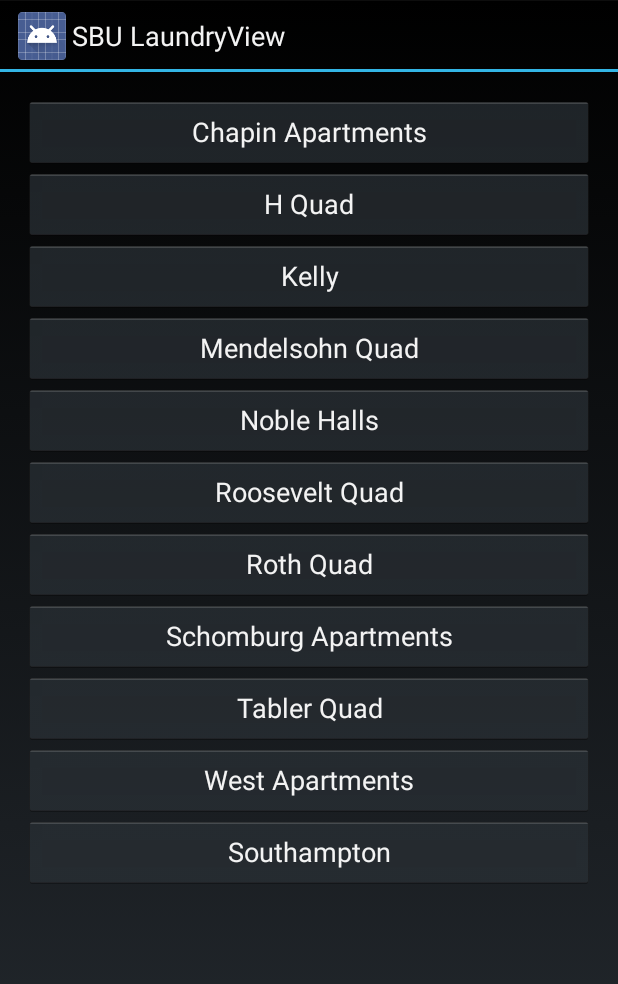
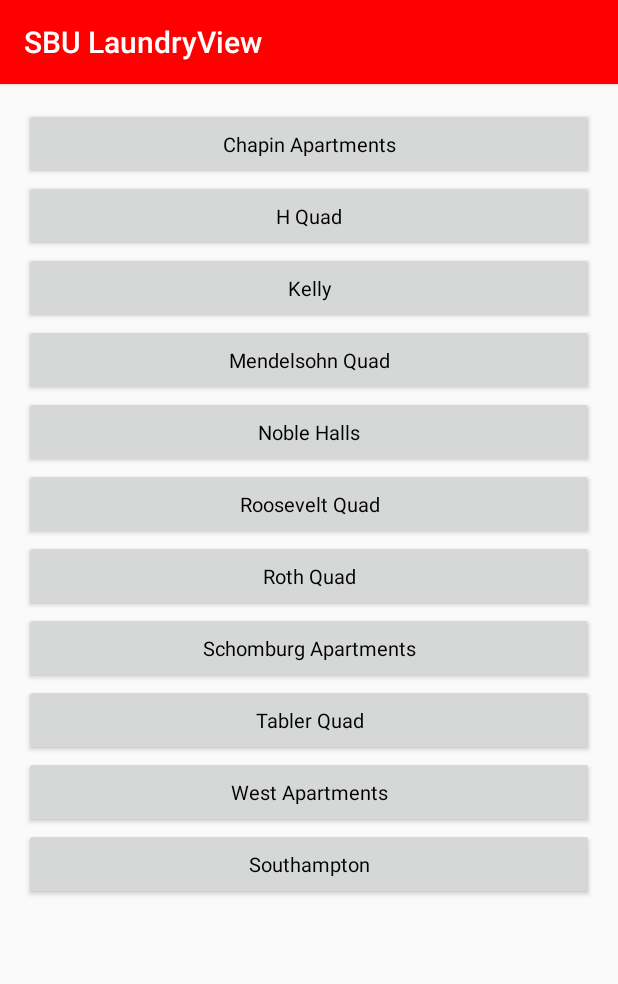
Before and after one commit to SirKitboard/LaundryView, an Android app: the screen it shows after launch (MainMenuActivity), on a phone screen of 412 x 824 dp. Shown: the top 984 px of the screen. Run offline under Robolectric (Android 15) with nearby library versions, the phone set to English and light mode, and no system bars.

Commit message:
Lollipop Theme Fix, maybe

```diff
--- a/app/src/main/AndroidManifest.xml
+++ b/app/src/main/AndroidManifest.xml
@@ -8,7 +8,7 @@
         android:allowBackup="true"
         android:icon="@drawable/ic_launcher"
         android:label="@string/app_name"
-        android:theme="@android:style/Theme.Holo" >
+        android:theme="@style/AppTheme" >
         <activity
             android:name=".MainMenuActivity"
             android:label="@string/app_name" >
--- a/app/src/main/java/io/github/adibalwani03/laundryview/MainMenuActivity.java
+++ b/app/src/main/java/io/github/adibalwani03/laundryview/MainMenuActivity.java
@@ -3,18 +3,22 @@ package io.github.adibalwani03.laundryview;
 import android.app.Activity;
 import android.content.Intent;
 import android.os.Bundle;
+import android.support.v7.app.ActionBarActivity;
+import android.support.v7.widget.Toolbar;
 import android.view.Menu;
 import android.view.MenuItem;
 import android.view.View;
 
 
-public class MainMenuActivity extends Activity {
+public class MainMenuActivity extends ActionBarActivity {
 
 	@Override
 	protected void onCreate(Bundle savedInstanceState) {
 		super.onCreate(savedInstanceState);
 		setContentView(R.layout.activity_main_menu);
-	}
+		Toolbar mToolBar = (Toolbar) findViewById(R.id.toolbar);
+		setSupportActionBar(mToolBar);
+}
 
 
 	@Override
--- a/app/src/main/res/layout/activity_main_menu.xml
+++ b/app/src/main/res/layout/activity_main_menu.xml
@@ -1,15 +1,21 @@
-<ScrollView xmlns:android="http://schemas.android.com/apk/res/android"
+<RelativeLayout xmlns:android="http://schemas.android.com/apk/res/android"
               xmlns:tools="http://schemas.android.com/tools"
+			  android:layout_width="match_parent"
+			  android:layout_height="match_parent">
+	<include layout="@layout/toolbar"
+	         android:id="@+id/toolbar"/>
+	<ScrollView
 		android:layout_width="match_parent"
 		android:layout_height="match_parent"
 	    android:paddingLeft="@dimen/activity_horizontal_margin"
 	    android:paddingRight="@dimen/activity_horizontal_margin"
 	    android:paddingTop="@dimen/activity_vertical_margin"
 	    android:paddingBottom="@dimen/activity_vertical_margin"
+	    android:layout_below="@id/toolbar"
 	    tools:context=".MyActivity">
 		<RelativeLayout
 			android:layout_width="match_parent"
-		android:layout_height="match_parent">
+			android:layout_height="wrap_content">
 			<Button
 				android:layout_width="match_parent"
 				android:layout_height="wrap_content"
@@ -88,3 +94,4 @@
 				android:layout_below="@+id/west"/>
 		</RelativeLayout>
 	</ScrollView>
+</RelativeLayout>
--- /dev/null
+++ b/app/src/main/res/layout/toolbar.xml
@@ -0,0 +1,10 @@
+<?xml version="1.0" encoding="utf-8"?>
+<android.support.v7.widget.Toolbar
+	xmlns:android="http://schemas.android.com/apk/res/android"
+	xmlns:app="http://schemas.android.com/apk/res-auto"
+	android:id="@+id/toolbarLayout"
+	android:layout_width="match_parent"
+	android:layout_height="wrap_content"
+	android:minHeight="?attr/actionBarSize"
+	android:background="@color/red"
+	android:elevation="2dp"/>
--- /dev/null
+++ b/app/src/main/res/values-v21/themes.xml
@@ -0,0 +1,15 @@
+<resources>
+	<style name="AppTheme" parent="Theme.AppCompat.Light.NoActionBar">
+		<item name="colorPrimaryDark">@color/redDark</item>
+		<item name="colorPrimary">@color/red</item>
+		<item name="android:textColorPrimary">@color/white</item>
+		<item name="android:windowActionBar">false</item>
+		<item name="android:textColor">@color/black</item>
+		<item name="android:textAppearanceButton">@style/Buttontext</item>
+	</style>
+
+	<style name="Buttontext">
+		<item name="android:textColor">@color/black</item>
+		<item name="android:textSize">13sp</item>
+	</style>
+</resources>
--- /dev/null
+++ b/app/src/main/res/values/colors.xml
@@ -0,0 +1,10 @@
+<?xml version="1.0" encoding="utf-8"?>
+<resources>
+	<color name="red" >#FF0000</color>
+	<color name="redDark">#AA0000</color>
+	<color name="white">#FFFFFF</color>
+	<color name="darkGrey">#222222</color>
+	<color name="superLightGrey">#DDDDDD</color>
+	<color name="grey">#777777</color>
+	<color name="black">#000000</color>
+</resources>
--- a/app/src/main/res/values/styles.xml
+++ b/app/src/main/res/values/styles.xml
@@ -1,8 +1,5 @@
 <resources>
 
 	<!-- Base application theme. -->
-	<style name="AppTheme" parent="android:Theme.Holo.Light.DarkActionBar">
-		<!-- Customize your theme here. -->
-	</style>
 
 </resources>
--- /dev/null
+++ b/app/src/main/res/values/themes.xml
@@ -0,0 +1,16 @@
+<?xml version="1.0" encoding="utf-8"?>
+<resources>
+	<style name="AppTheme" parent="Theme.AppCompat.Light.NoActionBar">
+		<item name="colorPrimaryDark">@color/redDark</item>
+		<item name="colorPrimary">@color/red</item>
+		<item name="android:textColorPrimary">@color/white</item>
+		<item name="android:windowActionBar">false</item>
+		<item name="android:textColor">@color/black</item>
+		<item name="android:textAppearanceButton">@style/Buttontext</item>
+	</style>
+
+	<style name="Buttontext">
+		<item name="android:textColor">@color/black</item>
+		<item name="android:textSize">20sp</item>
+	</style>
+</resources>
```
Also changed, not shown: app/build.gradle (+4 -4 lines), app/src/main/java/io/github/adibalwani03/laundryview/building.java (+9 -4 lines), app/src/main/java/io/github/adibalwani03/laundryview/quadMenu.java (+13 -5 lines), app/src/main/res/layout/activity_building.xml (+9 -5 lines), app/src/main/res/layout/activity_quad_menu.xml (+11 -7 lines), app/src/main/res/menu/building.xml (+4 -3 lines), app/src/main/res/drawable/donate.png (added), app/src/main/res/drawable/refresh.png, 3 other files. Lines whose indentation alone changed are shown as unchanged.
